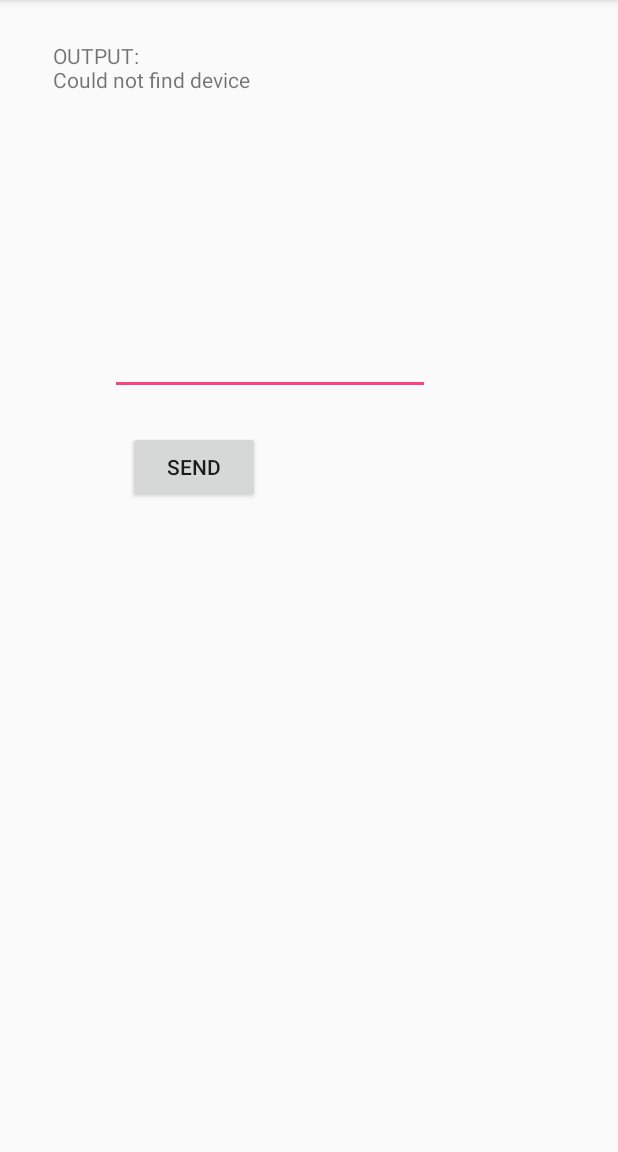
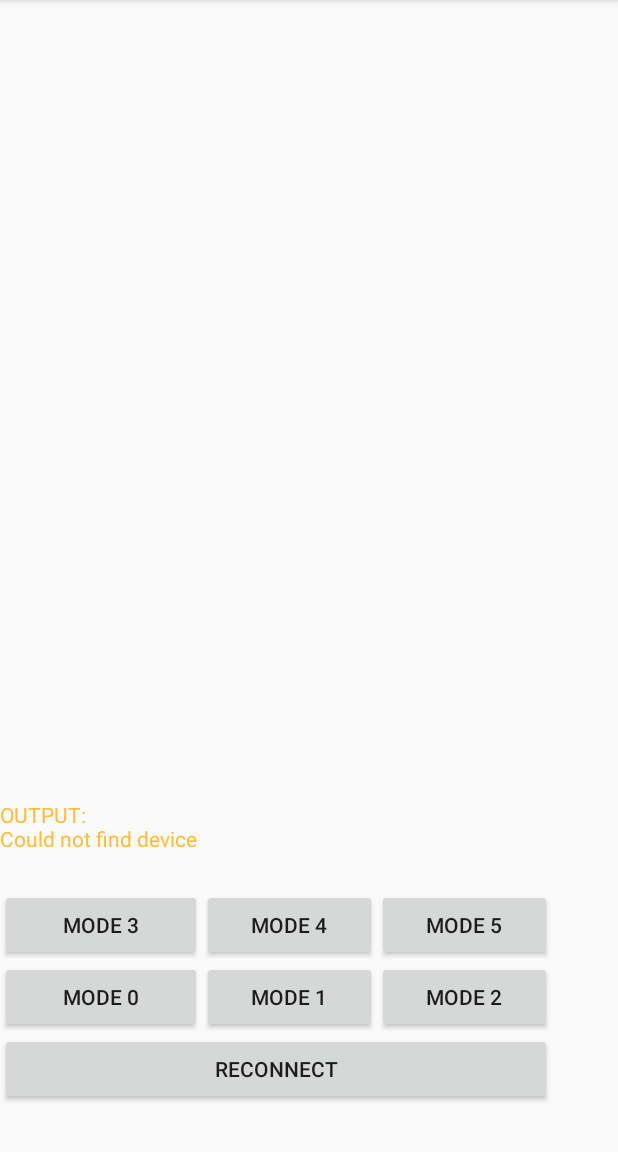
Before and after one commit to jasmaa/musical-lights, an Android app: the screen it shows after launch (MainActivity), on a phone screen of 412 x 824 dp, the part 84-1236 px from its top. Run offline under Robolectric (Android 15) with nearby library versions, the phone set to English and light mode, and no system bars.

Commit message:
Add mode and reconnect buttons

```diff
--- a/android/MusicalLights/app/src/main/java/com/happycampers/musicallights/MainActivity.java
+++ b/android/MusicalLights/app/src/main/java/com/happycampers/musicallights/MainActivity.java
@@ -20,6 +20,7 @@ import org.w3c.dom.Text;
 
 import java.io.IOException;
 import java.lang.reflect.Method;
+import java.util.ArrayList;
 import java.util.Set;
 import java.util.UUID;
 
@@ -31,6 +32,7 @@ public class MainActivity extends AppCompatActivity {
     private TextView outputText;
     private TextView inputText;
     private Button sendButton;
+    private ArrayList<Button> modeButtons;
 
     private final static int REQUEST_ENABLE_BT = 1;
     private static final UUID MY_UUID = UUID.fromString("00001101-0000-1000-8000-00805F9B34FB");
@@ -53,14 +55,85 @@ public class MainActivity extends AppCompatActivity {
         outputText = (TextView)findViewById(R.id.output);
         outputText.setMovementMethod(new ScrollingMovementMethod());
 
-        inputText = (TextView) findViewById(R.id.editText);
-
-        sendButton = (Button) findViewById(R.id.sendButton);
-        sendButton.setOnClickListener(new View.OnClickListener() {
+        // set button listeners
+        modeButtons = new ArrayList<Button>();
+        modeButtons.add((Button) findViewById(R.id.mode0Btn));
+        modeButtons.add((Button) findViewById(R.id.mode1Btn));
+        modeButtons.add((Button) findViewById(R.id.mode2Btn));
+        modeButtons.add((Button) findViewById(R.id.mode3Btn));
+        modeButtons.add((Button) findViewById(R.id.mode4Btn));
+        modeButtons.add((Button) findViewById(R.id.mode5Btn));
+        modeButtons.get(0).setOnClickListener(new View.OnClickListener() {
             @Override
             public void onClick(View v) {
                 try {
-                    mSocket.getOutputStream().write((inputText.getText().toString() + "\n").getBytes());
+                    byte[] msg = {0};
+                    mSocket.getOutputStream().write(msg);
+                }
+                catch(IOException e){
+                    Log.d(TAG, "Could not write to stream");
+                    outputText.append("Could not write to steam\n");
+                }
+            }
+        });
+        modeButtons.get(1).setOnClickListener(new View.OnClickListener() {
+            @Override
+            public void onClick(View v) {
+                try {
+                    byte[] msg = {1};
+                    mSocket.getOutputStream().write(msg);
+                }
+                catch(IOException e){
+                    Log.d(TAG, "Could not write to stream");
+                    outputText.append("Could not write to steam\n");
+                }
+            }
+        });
+        modeButtons.get(2).setOnClickListener(new View.OnClickListener() {
+            @Override
+            public void onClick(View v) {
+                try {
+                    byte[] msg = {2};
+                    mSocket.getOutputStream().write(msg);
+                }
+                catch(IOException e){
+                    Log.d(TAG, "Could not write to stream");
+                    outputText.append("Could not write to steam\n");
+                }
+            }
+        });
+        modeButtons.get(3).setOnClickListener(new View.OnClickListener() {
+            @Override
+            public void onClick(View v) {
+                try {
+                    byte[] msg = {3};
+                    mSocket.getOutputStream().write(msg);
+                }
+                catch(IOException e){
+                    Log.d(TAG, "Could not write to stream");
+                    outputText.append("Could not write to steam\n");
+                }
+            }
+        });
+        modeButtons.get(4).setOnClickListener(new View.OnClickListener() {
+            @Override
+            public void onClick(View v) {
+                try {
+                    byte[] msg = {4};
+                    mSocket.getOutputStream().write(msg);
+                }
+                catch(IOException e){
+                    Log.d(TAG, "Could not write to stream");
+                    outputText.append("Could not write to steam\n");
+                }
+            }
+        });
+        modeButtons.get(5).setOnClickListener(new View.OnClickListener() {
+            @Override
+            public void onClick(View v) {
+                try {
+                    byte[] msg = {5};
+                    mSocket.getOutputStream().write(msg);
                 }
                 catch(IOException e){
                     Log.d(TAG, "Could not write to stream");
@@ -69,7 +142,29 @@ public class MainActivity extends AppCompatActivity {
             }
         });
 
+        ((Button) findViewById((R.id.reconnectBtn))).setOnClickListener(new View.OnClickListener() {
+            @Override
+            public void onClick(View v) {
+                btConnect();
+            }
+        });
 
+        // try to connect to bluetooth
+        btConnect();
+    }
+
+    /**
+     * Runs on destroy
+     */
+    @Override
+    protected void onDestroy() {
+        super.onDestroy();
+    }
+
+    /**
+     * Connects to ESP32 via Bluetooth
+     */
+    private void btConnect(){
         // check if bluetooth can be used
         BluetoothAdapter adapter = BluetoothAdapter.getDefaultAdapter();
         if(adapter == null) {
@@ -81,9 +176,6 @@ public class MainActivity extends AppCompatActivity {
                 Intent enableBtIntent = new Intent(BluetoothAdapter.ACTION_REQUEST_ENABLE);
                 startActivityForResult(enableBtIntent, REQUEST_ENABLE_BT);
             }
-
-            // get uuid
-            //outputText.append("" + targetDevice.getUuids());
 
             // find target from paired devices
             Set<BluetoothDevice> pairedDevices = adapter.getBondedDevices();
@@ -126,12 +218,4 @@ public class MainActivity extends AppCompatActivity {
             }
         }
     }
-
-    /**
-     * Runs on destroy
-     */
-    @Override
-    protected void onDestroy() {
-        super.onDestroy();
-    }
 }
--- a/android/MusicalLights/app/src/main/res/layout/activity_main.xml
+++ b/android/MusicalLights/app/src/main/res/layout/activity_main.xml
@@ -8,36 +8,98 @@
 
     <TextView
         android:id="@+id/output"
-        android:layout_width="343dp"
-        android:layout_height="168dp"
+        android:layout_width="368dp"
+        android:layout_height="0dp"
+        android:layout_marginBottom="8dp"
+        android:layout_marginTop="8dp"
         android:text="OUTPUT:\n"
+        android:gravity="bottom"
         android:scrollbars = "vertical"
+        android:textColor="@android:color/holo_orange_light"
+        app:layout_constraintBottom_toTopOf="@+id/tableLayout"
+        app:layout_constraintTop_toTopOf="parent"
+        app:layout_constraintVertical_bias="0.0"
+        tools:layout_editor_absoluteX="8dp" />
+
+    <TableLayout
+        android:layout_width="368dp"
+        android:layout_height="167dp"
+        android:layout_marginBottom="8dp"
         app:layout_constraintBottom_toBottomOf="parent"
-        app:layout_constraintHorizontal_bias="0.512"
-        app:layout_constraintLeft_toLeftOf="parent"
-        app:layout_constraintRight_toRightOf="parent"
-        app:layout_constraintTop_toTopOf="parent"
-        app:layout_constraintVertical_bias="0.046" />
+        tools:layout_editor_absoluteX="8dp"
+        android:id="@+id/tableLayout"
+        tools:layout_editor_absoluteY="336dp">
 
-    <EditText
-        android:id="@+id/editText"
-        android:layout_width="wrap_content"
-        android:layout_height="wrap_content"
-        android:layout_marginLeft="73dp"
-        android:layout_marginTop="218dp"
-        android:ems="10"
-        android:inputType="textPersonName"
-        app:layout_constraintLeft_toLeftOf="parent"
-        app:layout_constraintTop_toTopOf="parent" />
+        <TableRow
+            android:layout_width="match_parent"
+            android:layout_height="match_parent"
+            tools:layout_editor_absoluteX="8dp"
+            tools:layout_editor_absoluteY="8dp">
 
-    <Button
-        android:id="@+id/sendButton"
-        android:layout_width="wrap_content"
-        android:layout_height="wrap_content"
-        android:layout_marginLeft="85dp"
-        android:layout_marginTop="24dp"
-        android:text="Send"
-        app:layout_constraintLeft_toLeftOf="parent"
-        app:layout_constraintTop_toBottomOf="@+id/editText" />
+            <Button
+                android:id="@+id/mode3Btn"
+                android:layout_width="match_parent"
+                android:layout_height="wrap_content"
+                android:layout_weight="1"
+                android:text="Mode 3" />
+
+            <Button
+                android:id="@+id/mode4Btn"
+                android:layout_width="match_parent"
+                android:layout_height="wrap_content"
+                android:layout_weight="1"
+                android:text="Mode 4" />
+
+            <Button
+                android:id="@+id/mode5Btn"
+                android:layout_width="match_parent"
+                android:layout_height="wrap_content"
+                android:layout_weight="1"
+                android:text="Mode 5" />
+        </TableRow>
+
+        <TableRow
+            android:layout_width="match_parent"
+            android:layout_height="match_parent">
+
+            <Button
+                android:id="@+id/mode0Btn"
+                android:layout_width="match_parent"
+                android:layout_height="wrap_content"
+                android:layout_weight="1"
+                android:text="Mode 0" />
+
+            <Button
+                android:id="@+id/mode1Btn"
+                android:layout_width="match_parent"
+                android:layout_height="wrap_content"
+                android:layout_weight="1"
+                android:text="Mode 1" />
+
+            <Button
+                android:id="@+id/mode2Btn"
+                android:layout_width="match_parent"
+                android:layout_height="wrap_content"
+                android:layout_weight="1"
+                android:text="Mode 2" />
+
+        </TableRow>
+
+        <TableRow
+            android:layout_width="match_parent"
+            android:layout_height="match_parent"
+            tools:layout_editor_absoluteX="8dp"
+            tools:layout_editor_absoluteY="8dp">
+
+            <Button
+                android:id="@+id/reconnectBtn"
+                android:layout_width="match_parent"
+                android:layout_height="wrap_content"
+                android:layout_weight="1"
+                android:text="Reconnect" />
+
+        </TableRow>
+
+    </TableLayout>
 
 </android.support.constraint.ConstraintLayout>
```
